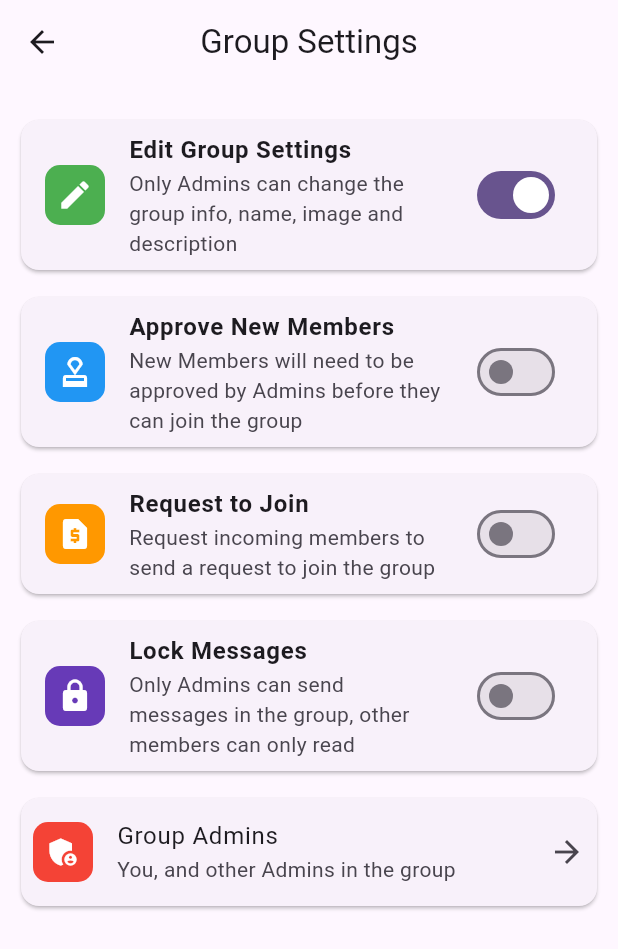
After one commit to SuguruEV/athena_nike, a Flutter app: the GroupSettingsScreen screen opened by its route, on a phone screen of 412 x 824 dp. The commit adds this screen. Shown: the top 949 px of the screen. Run offline on Flutter 3.47's test engine with Material 3 defaults, Android fonts, the phone set to English and light mode, and no system bars; our stand-ins replace adaptive_theme, animate_do, audioplayers, cached_network_image, cloud_firestore, country_picker and 16 more; missing offline and left inert: cached_video_player, flutter_sound_record; accounts and stored records are empty.

Commit message:
Lesson 76

```diff
--- a/lib/constants.dart
+++ b/lib/constants.dart
@@ -15,6 +15,7 @@ class Constants {
   static const String privacyPolicyScreen = '/privacyPolicyScreen';
   static const String termsAndConditionsScreen = '/termsAndConditionsScreen';
   static const String settingsScreen = '/settingsScreen';
+  static const String groupSettingsScreen = '/groupSettingsScreen';
 
   static const String uid = 'uid';
   static const String name = 'name';
--- a/lib/main.dart
+++ b/lib/main.dart
@@ -8,6 +8,7 @@ import 'package:athena_nike/firebase_options.dart';
 import 'package:athena_nike/main_screen/chat_screen.dart';
 import 'package:athena_nike/main_screen/friend_requests_screen.dart';
 import 'package:athena_nike/main_screen/friends_screen.dart';
+import 'package:athena_nike/main_screen/group_settings_screen.dart';
 import 'package:athena_nike/main_screen/home_screen.dart';
 import 'package:athena_nike/main_screen/profile_screen.dart';
 import 'package:athena_nike/main_screen/settings_screen.dart';
@@ -73,6 +74,7 @@ class MyApp extends StatelessWidget {
           Constants.friendRequestsScreen: (context) =>
               const FriendRequestsScreen(),
           Constants.chatScreen: (context) => const ChatScreen(),
+          Constants.groupSettingsScreen: (context) => const GroupSettingsScreen(),
         },
       ),
     );
--- a/lib/main_screen/create_group_screen.dart
+++ b/lib/main_screen/create_group_screen.dart
@@ -1,5 +1,6 @@
 import 'dart:io';
 
+import 'package:athena_nike/constants.dart';
 import 'package:athena_nike/enums/enums.dart';
 import 'package:athena_nike/utilities/global_methods.dart';
 import 'package:athena_nike/widgets/app_bar_back_button.dart';
@@ -182,6 +183,7 @@ class _CreateGroupScreenState extends State<CreateGroupScreen> {
                   iconContainerColor: Colors.deepPurple,
                   onTap: () {
                     // Navigate to GroupSettingsScreen
+                    Navigator.pushNamed(context, Constants.groupSettingsScreen);
                   },
                 ),
               ),
--- /dev/null
+++ b/lib/main_screen/group_settings_screen.dart
@@ -0,0 +1,86 @@
+import 'package:athena_nike/widgets/settings_list_tile.dart';
+import 'package:athena_nike/widgets/settings_switch_list_tile.dart';
+import 'package:flutter/material.dart';
+
+class GroupSettingsScreen extends StatefulWidget {
+  const GroupSettingsScreen({super.key});
+
+  @override
+  State<GroupSettingsScreen> createState() => _GroupSettingsScreenState();
+}
+
+class _GroupSettingsScreenState extends State<GroupSettingsScreen> {
+  @override
+  Widget build(BuildContext context) {
+    return Scaffold(
+      appBar: AppBar(
+        centerTitle: true,
+        title: const Text('Group Settings'),
+      ),
+      body: Padding(
+        padding: const EdgeInsets.symmetric(
+          vertical: 20.0,
+          horizontal: 10.0,
+        ),
+        child: Column(
+          children: [
+            SettingsSwitchListTile(
+              title: 'Edit Group Settings',
+              subtitle:
+                  'Only Admins can change the group info, name, image and description',
+              icon: Icons.edit,
+              containerColor: Colors.green,
+              value: true,
+              onChanged: (value) {},
+            ),
+            const SizedBox(height: 10),
+            SettingsSwitchListTile(
+              title: 'Approve New Members',
+              subtitle:
+                  'New Members will need to be approved by Admins before they can join the group',
+              icon: Icons.approval,
+              containerColor: Colors.blue,
+              value: false,
+              onChanged: (value) {},
+            ),
+            const SizedBox(height: 10),
+            SettingsSwitchListTile(
+              title: 'Request to Join',
+              subtitle:
+                  'Request incoming members to send a request to join the group',
+              icon: Icons.request_page,
+              containerColor: Colors.orange,
+              value: false,
+              onChanged: (value) {},
+            ),
+            const SizedBox(height: 10),
+            SettingsSwitchListTile(
+              title: 'Lock Messages',
+              subtitle:
+                  'Only Admins can send messages in the group, other members can only read',
+              icon: Icons.lock,
+              containerColor: Colors.deepPurple,
+              value: false,
+              onChanged: (value) {},
+            ),
+            const SizedBox(height: 10),
+            Card(
+              child: Padding(
+                padding: const EdgeInsets.only(
+                  left: 8.0,
+                  right: 8.0,
+                ),
+                child: SettingsListTile(
+                    title: 'Group Admins',
+                    subtitle: 'You, and other Admins in the group',
+                    icon: Icons.admin_panel_settings,
+                    iconContainerColor: Colors.red,
+                    onTap: () {}),
+              ),
+            )
+          ],
+        ),
+      ),
+    );
+  }
+}
--- /dev/null
+++ b/lib/widgets/settings_switch_list_tile.dart
@@ -0,0 +1,52 @@
+import 'package:flutter/material.dart';
+
+class SettingsSwitchListTile extends StatelessWidget {
+  const SettingsSwitchListTile({
+    super.key,
+    required this.title,
+    required this.subtitle,
+    required this.icon,
+    required this.containerColor,
+    required this.value,
+    required this.onChanged,
+  });
+
+  final String title;
+  final String subtitle;
+  final IconData icon;
+  final Color containerColor;
+  final bool value;
+  final Function(bool) onChanged;
+
+  @override
+  Widget build(BuildContext context) {
+    return Card(
+      child: SwitchListTile(
+        title: Text(
+          title,
+          style: const TextStyle(
+            fontWeight: FontWeight.w600,
+          ),
+        ),
+        subtitle: Text(subtitle),
+        secondary: Container(
+          decoration: BoxDecoration(
+            color: containerColor,
+            borderRadius: BorderRadius.circular(10),
+          ),
+          child: Padding(
+            padding: const EdgeInsets.all(8.0),
+            child: Icon(
+              icon,
+              color: Colors.white,
+            ),
+          ),
+        ),
+        value: value,
+        onChanged: (value) {
+          onChanged(value);
+        },
+      ),
+    );
+  }
+}
```
